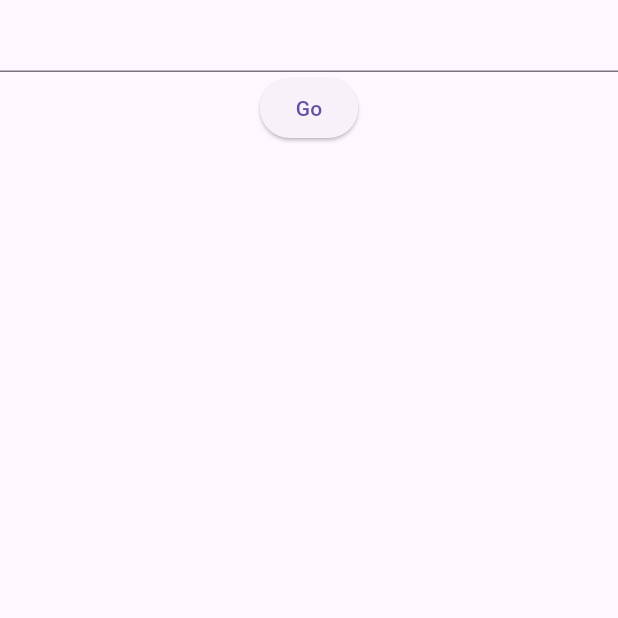
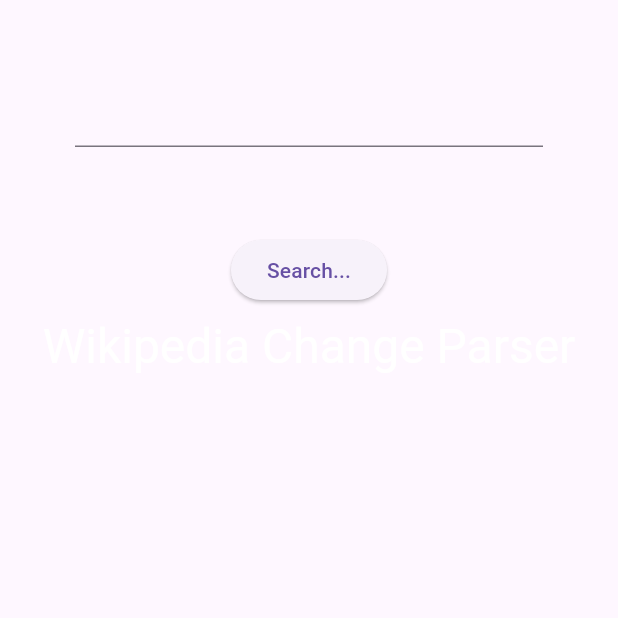
Before and after one commit to bsu-cs222/twp_roth_munchel, a Flutter app: the screen it shows after launch, on a phone screen of 412 x 824 dp, the top half of it. Run offline on Flutter 3.47's test engine with Material 3 defaults, Android fonts, the phone set to English and light mode, and no system bars.

Commit message:
updated ui

```diff
--- a/lib/main.dart
+++ b/lib/main.dart
@@ -37,6 +37,7 @@ class MyHomePage extends StatefulWidget {
 class _MyHomePageState extends State<MyHomePage> {
   final _textController = TextEditingController();
   final _finalWikipediaUrl = UriBuilder();
+  final _parser = WikipediaParser();
   String output = '';
   Future<String>? _future;
 
@@ -45,25 +46,53 @@ class _MyHomePageState extends State<MyHomePage> {
     return Center(
       child: Column(
         children: [
-          TextField(controller: _textController),
-          ElevatedButton(
-            onPressed: _onButtonPressed,
-            child: const Text('Go'),
+          Column(
+            children: [
+              Padding(
+                padding: const EdgeInsets.all(50.0),
+                child: TextField(controller: _textController),
+              ),
+            ],
           ),
-          Text(output),
+          Column(
+            children: [
+              Padding(
+                padding: const EdgeInsets.all(8.0),
+                child: ElevatedButton(
+                  onPressed: _onButtonPressed,
+                  child: const Text('Search...'),
+                ),
+              ),
+            ],
+          ),
+          _future != null
+              ? Padding(
+                  padding: const EdgeInsets.all(10.0),
+                  child: Center(
+                    child: FutureBuilder(
+                      future: _future,
+                      builder: (context, snapshot) {
+                        if (snapshot.connectionState == ConnectionState.done &&
+                            snapshot.data != null) {
+                          final parsedData = _parser.parse(snapshot.data);
+                          return Text(parsedData);
+                        } else {
+                          return const CircularProgressIndicator();
+                        }
+                      },
+                    ),
+                  ),
+                )
+              : const Text('Wikipedia Change Parser')
         ],
       ),
     );
   }
 
-  void _onButtonPressed() async {
-    final theString = await _future;
+  void _onButtonPressed() {
     setState(() {
       _future = http.read(
           Uri.parse(_finalWikipediaUrl.finalUrlBuilder(_textController.text)));
-      final Map jsonDecoder = jsonDecode(theString!);
-      final parser = WikipediaParser();
-      output = (parser.parse(jsonDecoder));
     });
   }
 }
--- a/pubspec.yaml
+++ b/pubspec.yaml
@@ -19,7 +19,7 @@ publish_to: 'none' # Remove this line if you wish to publish to pub.dev
 version: 1.0.0+5
 
 environment:
-  sdk: 3.5.1
+  sdk: 3.5.3
 
 
 
```
Also changed, not shown: pubspec.lock.
